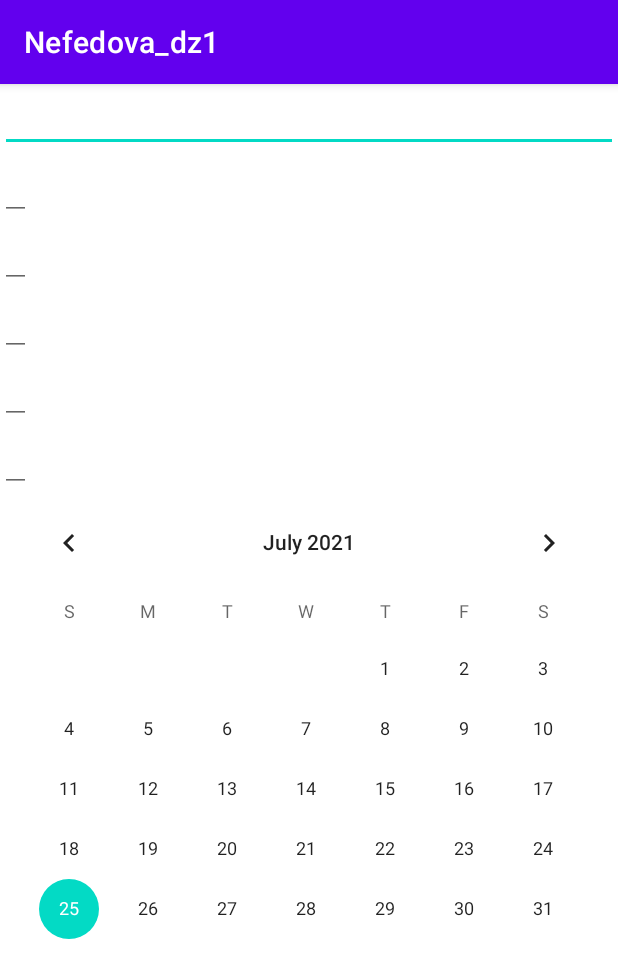
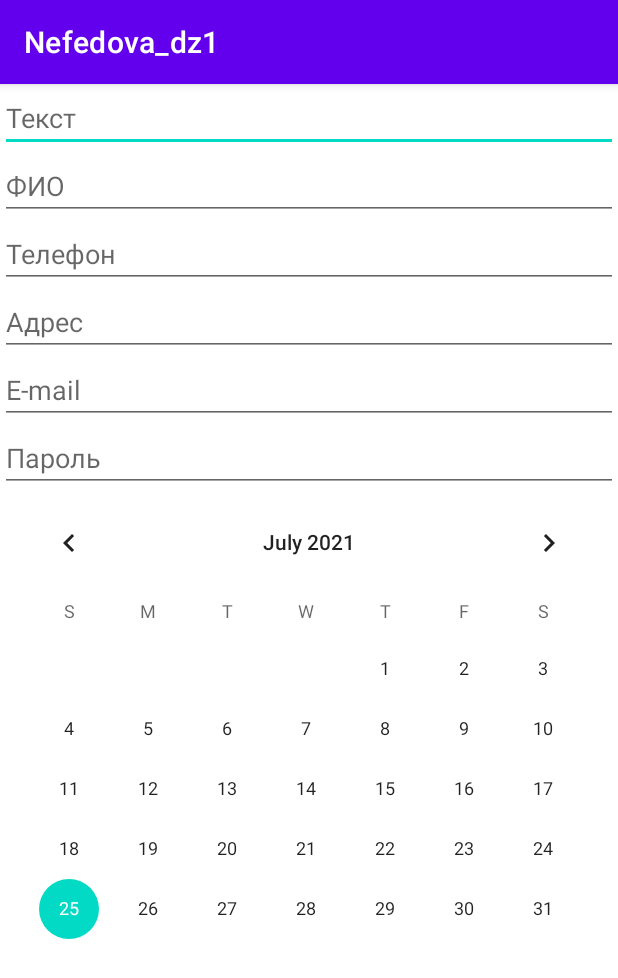
Before and after one commit to NatNef/AndroidLesson1_dzNefedova, an Android app: the screen it shows after launch (MainActivity), on a phone screen of 412 x 824 dp. Shown: the top 978 px of the screen. Run offline under Robolectric (Android 15) with nearby library versions, the phone set to English and light mode, and no system bars.

Commit message:
Дз 1 новое

```diff
--- a/app/src/main/res/layout/activity_main.xml
+++ b/app/src/main/res/layout/activity_main.xml
@@ -9,7 +9,7 @@
 
     <TextView
         android:layout_width="wrap_content"
-        android:layout_height="wrap_content"
+        android:layout_height="match_parent"
         android:rotationX="10"
         android:text="Привет! Урок 1"
         android:textColor="@color/black"
@@ -24,12 +24,12 @@
         android:id="@+id/editText"
         android:layout_width="match_parent"
         android:layout_height="match_parent"
+        android:shadowColor="@color/black"
         android:text="Дизайн хромает)!"
-        android:textStyle="italic"
+        android:textAlignment="gravity"
         android:textColor="@color/design_default_color_secondary"
         android:textSize="30sp"
-        android:textAlignment="gravity"
-        android:shadowColor="@color/black"/>
+        android:textStyle="italic" />
 
     <Button
         android:id="@+id/button"
--- a/app/src/main/res/layout/activity_main_calendar.xml
+++ b/app/src/main/res/layout/activity_main_calendar.xml
@@ -10,47 +10,51 @@
     <EditText
         android:layout_width="match_parent"
         android:layout_height="wrap_content"
-        android:inputType="text"
-
+        android:inputType="textMultiLine"
+        android:hint="Текст"
         />
 
     <EditText
-        android:layout_width="wrap_content"
+        android:layout_width="match_parent"
         android:layout_height="wrap_content"
         android:inputType="textPersonName"
+        android:hint="ФИО"
         />
 
     <EditText
-        android:layout_width="wrap_content"
+        android:layout_width="match_parent"
         android:layout_height="wrap_content"
         android:inputType="phone"
+        android:hint="Телефон"
         />
 
     <EditText
-        android:layout_width="wrap_content"
+        android:layout_width="match_parent"
         android:layout_height="wrap_content"
-        android:inputType="number"
+        android:inputType="textPostalAddress"
+        android:hint="Адрес"
         />
 
+
     <EditText
-        android:layout_width="wrap_content"
+        android:layout_width="match_parent"
+        android:layout_height="wrap_content"
+        android:inputType="textEmailAddress"
+        android:hint="E-mail"
+      />
+
+    <EditText
+        android:layout_width="match_parent"
         android:layout_height="wrap_content"
         android:inputType="textPassword"
+        android:hint="Пароль"
         />
-
-    <EditText
-        android:layout_width="wrap_content"
-        android:layout_height="wrap_content"
-        android:inputType="textEmailAddress"
-      />
 
     <CalendarView
         android:layout_width="match_parent"
         android:layout_height="match_parent"
         />
 
-<!--    // нужно разбираться с атрибутами, пока не понятно -->
-<!--    что к чему можно применить-->
 
 
 
```
